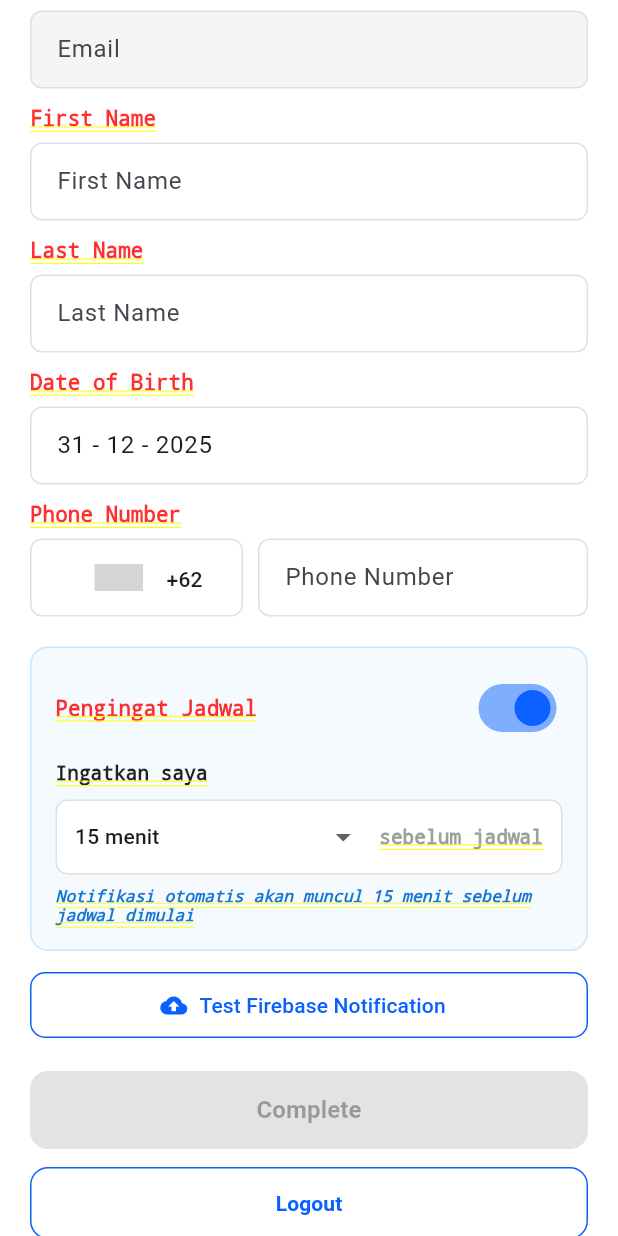
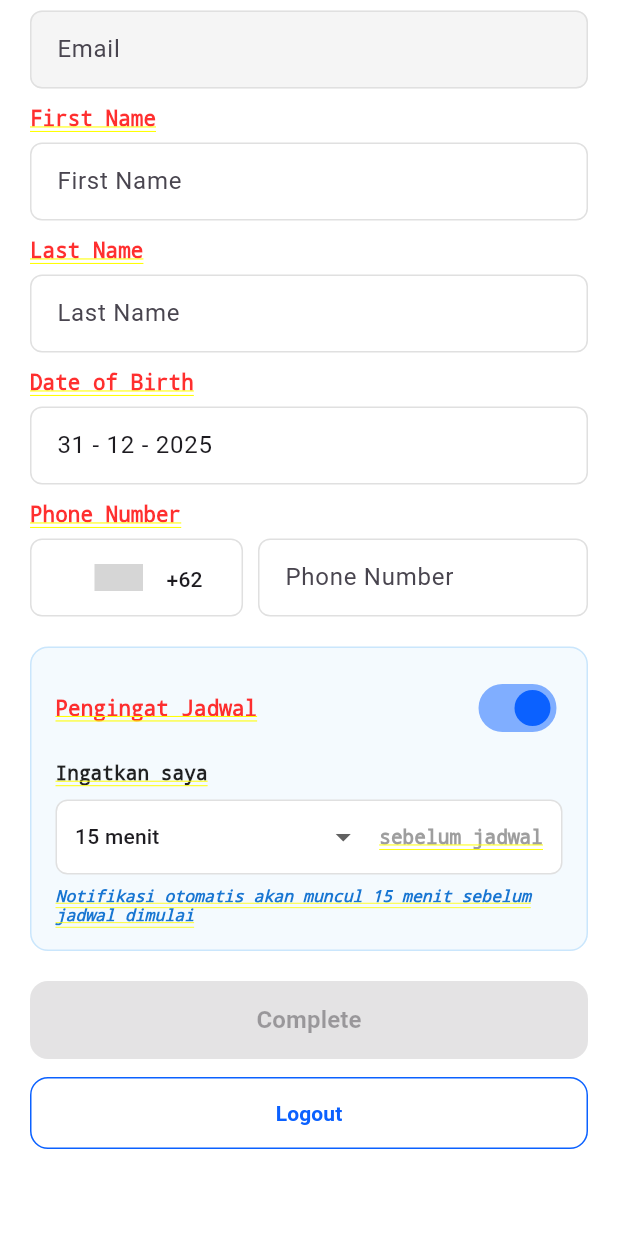
Before and after one commit to Luthfiashofaa/StudiGo-App, a Flutter app: the ProfileView screen opened by its route, scrolled down 181 dp, on a phone screen of 412 x 824 dp. Run offline on Flutter 3.47's test engine with Material 3 defaults, Android fonts, the phone set to English and light mode, and no system bars; drawn by our look-alikes of country_code_picker; our stand-ins replace app_links, firebase_core, firebase_messaging, flutter_dotenv, flutter_local_notifications, get and 5 more; accounts and stored records are empty; grey boxes are pictures that could not be loaded.

Commit message:
fix notification

```diff
--- a/lib/app/modules/views/profile/profile_view.dart
+++ b/lib/app/modules/views/profile/profile_view.dart
@@ -582,23 +582,6 @@ class ProfileView extends GetView<ProfileController> {
                           ),
                         ),
 
-                        const SizedBox(height: 12),
-
-                        // Firebase Notification Test Button
-                        OutlinedButton.icon(
-                          onPressed: () => Get.toNamed('/test-notification'),
-                          icon: const Icon(Icons.cloud_upload),
-                          label: const Text('Test Firebase Notification'),
-                          style: OutlinedButton.styleFrom(
-                            foregroundColor: primaryBlue,
-                            side: BorderSide(color: primaryBlue),
-                            minimumSize: Size.fromHeight(isTablet ? 48 : 44),
-                            shape: RoundedRectangleBorder(
-                              borderRadius: BorderRadius.circular(10),
-                            ),
-                          ),
-                        ),
-
                         SizedBox(height: isTablet ? 24 : 20),
                         Obx(
                           () => ElevatedButton(
```
